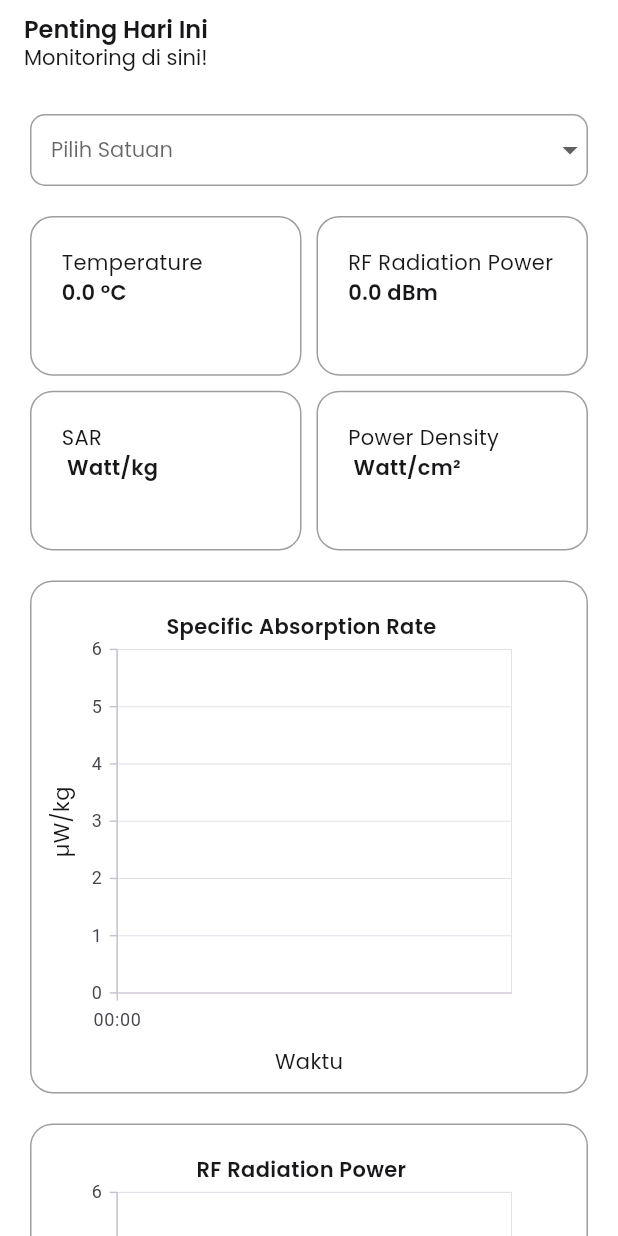
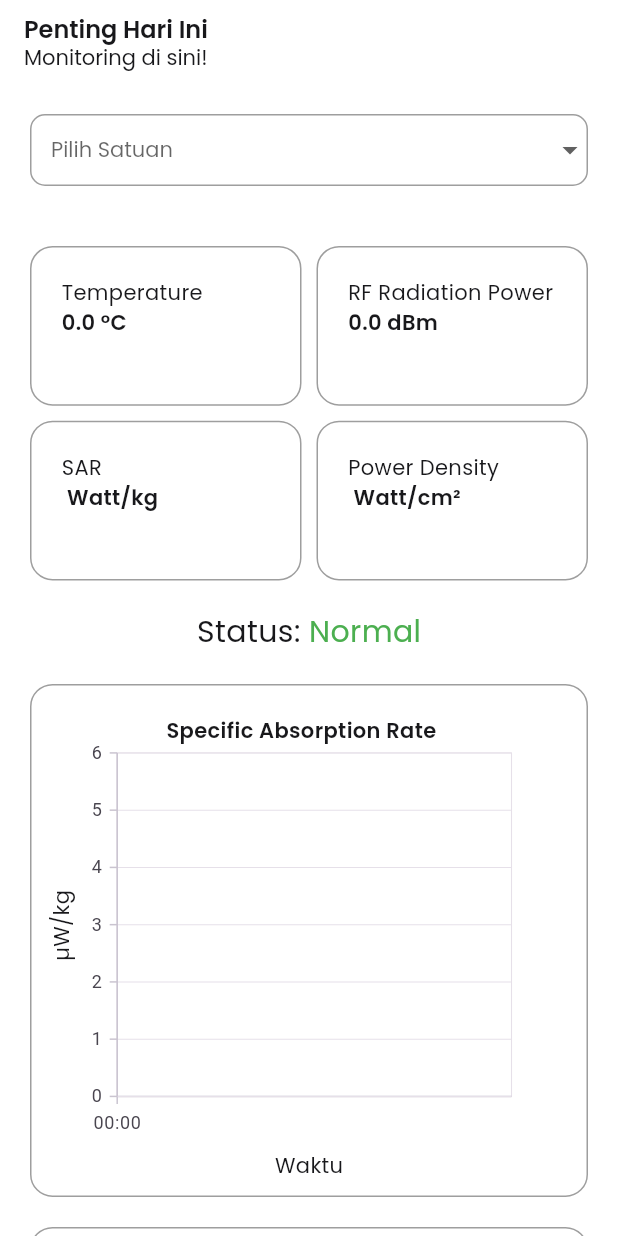
Before and after one commit to krsXishere/RF-Power-Meter, a Flutter app: the screen it shows after launch, on a phone screen of 412 x 824 dp. Run offline on Flutter 3.47's test engine with Material 3 defaults, Android fonts, the phone set to English and light mode, and no system bars; our stand-ins replace google_fonts, syncfusion_flutter_charts; missing offline and left inert: mqtt_client.

Commit message:
add: adding stats

```diff
--- a/lib/pages/home_page.dart
+++ b/lib/pages/home_page.dart
@@ -124,7 +124,35 @@ class HomePage extends StatelessWidget {
               SizedBox(
                 height: defaultPadding,
               ),
+              SizedBox(
+                height: defaultPadding,
+              ),
               const CardStatusWidget(),
+              SizedBox(
+                height: defaultPadding,
+              ),
+              Consumer<SensorDataProvider>(
+                builder: (context, sensorDataProvider, child) {
+                  return Row(
+                    mainAxisAlignment: MainAxisAlignment.center,
+                    children: [
+                      Text(
+                        "Status: ",
+                        style: secondaryTextStyle.copyWith(
+                          fontSize: 20,
+                        ),
+                      ),
+                      Text(
+                        sensorDataProvider.status,
+                        style: secondaryTextStyle.copyWith(
+                          color: sensorDataProvider.statusColor,
+                          fontSize: 20,
+                        ),
+                      ),
+                    ],
+                  );
+                },
+              ),
               SizedBox(
                 height: defaultPadding,
               ),
--- a/lib/providers/sensor_data_provider.dart
+++ b/lib/providers/sensor_data_provider.dart
@@ -1,7 +1,7 @@
 import 'dart:async';
 import 'dart:developer' as dev;
 import 'dart:math';
-import 'package:flutter/foundation.dart';
+import 'package:flutter/material.dart';
 import 'package:rf_power_meter/models/chart_data_rf_radiation_power_model.dart';
 import 'package:rf_power_meter/models/chart_data_sar_model.dart';
 import 'package:rf_power_meter/models/sensor_data_model.dart';
@@ -23,6 +23,11 @@ class SensorDataProvider with ChangeNotifier {
   List<ChartDataRFRadiationPowerModel> get chartRFRadiationPower =>
       _chartRFRadiationPower;
 
+  String _status = "Normal";
+  String get status => _status;
+  Color _statusColor = Colors.green;
+  Color get statusColor => _statusColor;
+
   Timer? _timer; // Tambahkan timer sebagai properti dalam class
 
   Future<void> connect() async {
@@ -35,6 +40,7 @@ class SensorDataProvider with ChangeNotifier {
         try {
           final sensorData = await _sensorDataService.listenToMessages();
           _sensorDataModel = sensorData;
+          setStatus();
 
           setSar(); // Update nilai SAR
           setPowerDensity(); // Update Power Density
@@ -132,4 +138,23 @@ class SensorDataProvider with ChangeNotifier {
       }
     });
   }
+
+  setStatus() {
+    // dev.log("SAR ROUND: ${sensorDataModel!.sar!.round()}");
+    if (sensorDataModel != null) {
+      if (sensorDataModel!.sar!.round() < 1) {
+        _status = "Normal";
+        _statusColor = Colors.green;
+      } else if (sensorDataModel!.sar!.round() >= 1 &&
+          sensorDataModel!.sar!.round() <= 2) {
+        _status = "Moderate";
+        _statusColor = Colors.orange;
+      } else {
+        _status = "Danger";
+        _statusColor = Colors.red;
+      }
+    }
+
+    notifyListeners();
+  }
 }
```
